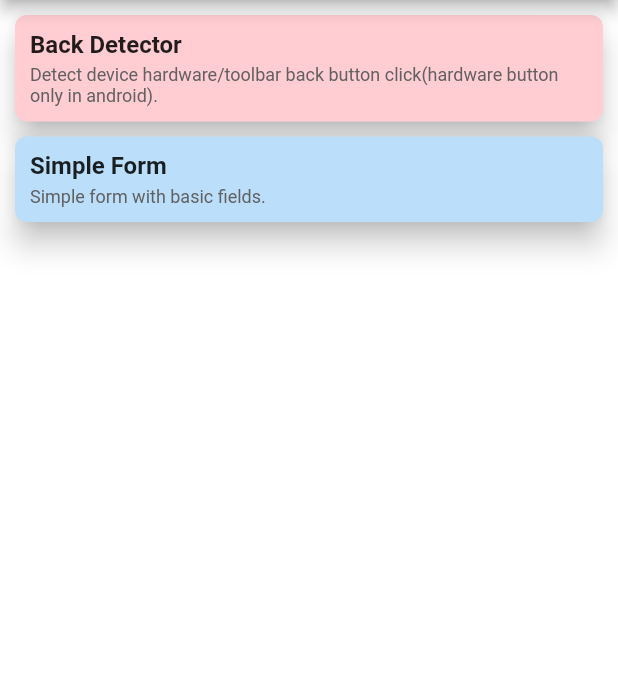
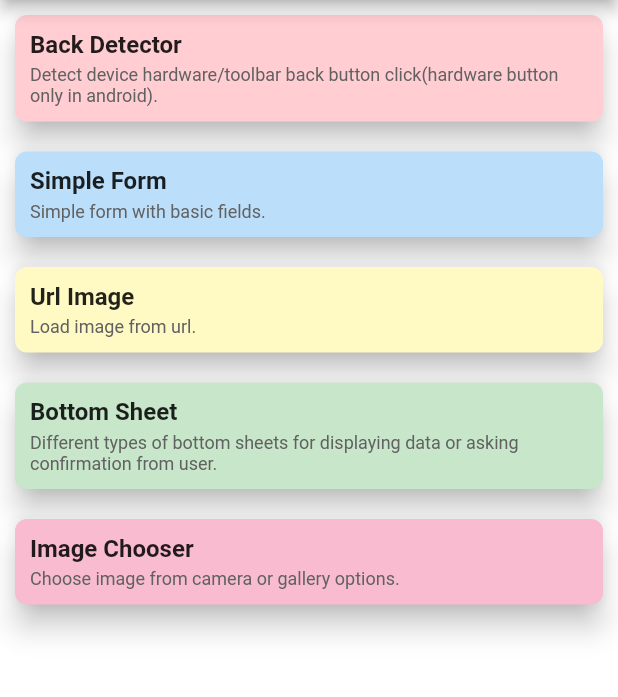
Before and after one commit to ansh0437/FlutterSnippets, a Flutter app: the screen it shows after launch, on a phone screen of 412 x 824 dp, the part 84-781 px from its top. Run offline on Flutter 3.47's test engine with Material 2 defaults, Android fonts, the phone set to English and light mode, and no system bars.

Commit message:
Bottom Sheet

```diff
--- a/lib/config/constants.dart
+++ b/lib/config/constants.dart
@@ -4,4 +4,6 @@ class RouteName {
   static const back = "/back";
   static const form = "/form";
   static const urlImage = "/urlImage";
+  static const bottomSheet = "/bottomSheet";
+  static const imageChooser = "/imageChooser";
 }
--- a/lib/models/tutorial.dart
+++ b/lib/models/tutorial.dart
@@ -21,8 +21,15 @@ class Tutorial {
           colors[0]),
       Tutorial("Simple Form", "Simple form with basic fields.", RouteName.form,
           colors[1]),
-      // Tutorial("Url Image", "Load image from url.", RouteName.urlImage,
-      //     colors[random.nextInt(length)]),
+      Tutorial(
+          "Url Image", "Load image from url.", RouteName.urlImage, colors[2]),
+      Tutorial(
+          "Bottom Sheet",
+          "Different types of bottom sheets for displaying data or asking confirmation from user.",
+          RouteName.bottomSheet,
+          colors[3]),
+      Tutorial("Image Chooser", "Choose image from camera or gallery options.",
+          RouteName.imageChooser, colors[4]),
     ];
   }
 }
--- a/lib/pages/home/home_list.dart
+++ b/lib/pages/home/home_list.dart
@@ -41,7 +41,7 @@ class HomeListCell extends BaseStatelessWidget {
     return GestureDetector(
       onTap: _handleCardTap,
       child: Card(
-        margin: EdgeInsets.only(left: 10.0, top: 10.0, right: 10.0),
+        margin: EdgeInsets.all(10.0),
         color: tutorial.color.shade100,
         shape: RoundedRectangleBorder(
           borderRadius: BorderRadius.circular(8.0),
--- a/lib/routes/routes.dart
+++ b/lib/routes/routes.dart
@@ -4,6 +4,8 @@ import 'package:flutter_snippets/config/constants.dart';
 import 'package:flutter_snippets/pages/back/back.dart';
 import 'package:flutter_snippets/pages/form/form.dart';
 import 'package:flutter_snippets/pages/home/home.dart';
+import 'package:flutter_snippets/pages/image/image.dart';
+import 'package:flutter_snippets/pages/sheet/bottom_sheet.dart';
 import 'package:flutter_snippets/pages/splash/splash.dart';
 
 class Router {
@@ -13,6 +15,8 @@ class Router {
       RouteName.home: (context) => Home(),
       RouteName.back: (_) => Back(),
       RouteName.form: (_) => BasicForm(),
+      RouteName.urlImage: (_) => ImagePage(),
+      RouteName.bottomSheet: (_) => BottomSheetPage(),
     };
   }
 
```
Also changed, not shown: lib/pages/image/image.dart (added, +24 -0 lines), lib/pages/sheet/bottom_sheet.dart (added, +69 -0 lines).
